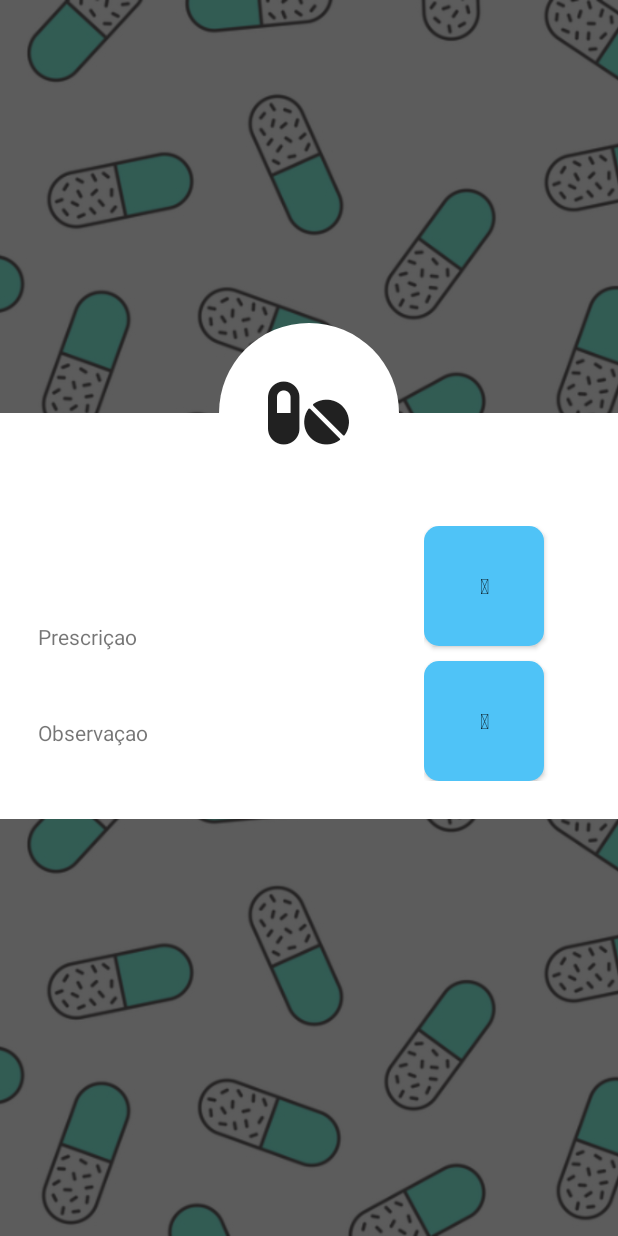
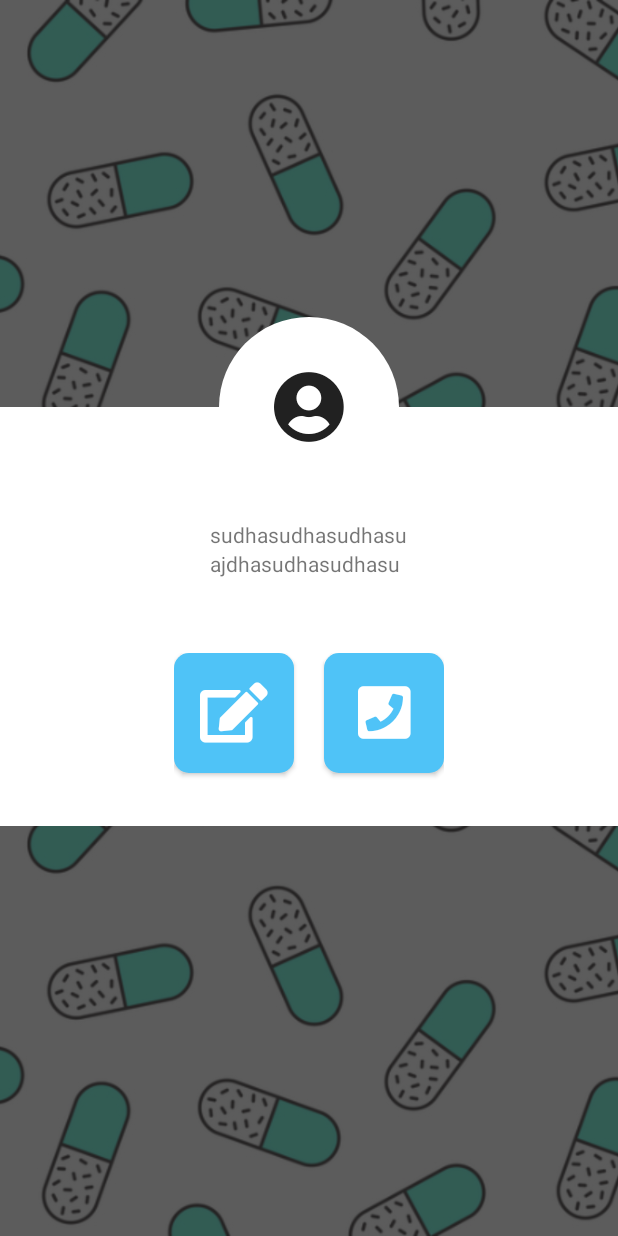
Before and after one commit to Kasama/HealthPal, an Android app: the layout contact_card.xml on its own in the app's theme, with its tools: preview values and no code run, on a phone screen of 412 x 824 dp. Run offline under Robolectric (Android 15) with nearby library versions, the phone set to English and light mode, and no system bars.

Commit message:
Contact card -> XML and Class

```diff
--- a/app/src/main/res/layout/contact_card.xml
+++ b/app/src/main/res/layout/contact_card.xml
@@ -37,84 +37,64 @@
 
             <LinearLayout
                 android:id="@+id/medicineInfo"
+                android:layout_width="match_parent"
+                android:layout_height="match_parent"
+                android:orientation="vertical"
+                android:gravity="center">
+
+                <LinearLayout
+                    android:id="@+id/contactInfo"
                     android:layout_width="wrap_content"
                     android:layout_height="wrap_content"
-                android:orientation="vertical">
+                    android:orientation="vertical"
+                    android:layout_marginBottom="50dp">
+                    <TextView
+                        android:id="@+id/contactName"
+                        android:layout_width="wrap_content"
+                        android:layout_height="wrap_content"
+                        android:text="sudhasudhasudhasu"/>
+                    <TextView
+                        android:id="@+id/contactNumber"
+                        android:layout_width="wrap_content"
+                        android:layout_height="wrap_content"
+                        android:text="ajdhasudhasudhasu"/>
+                </LinearLayout>
+
 
                 <LinearLayout
                     android:layout_width="wrap_content"
                     android:layout_height="wrap_content"
-                    android:orientation="vertical"
-                    android:layout_marginBottom="25dp">
-                    <TextView
-                        android:id="@+id/medicineName"
-                        android:layout_width="wrap_content"
-                        android:layout_height="wrap_content"/>
-                    <TextView
-                        android:id="@+id/lastDosage"
-                        android:layout_width="wrap_content"
-                        android:layout_height="wrap_content"/>
-                </LinearLayout>
-
-                <LinearLayout
-                    android:layout_width="wrap_content"
-                    android:layout_height="wrap_content"
-                    android:orientation="vertical"
-                    android:layout_marginBottom="25dp">
-                    <TextView
-                        android:layout_width="wrap_content"
-                        android:layout_height="wrap_content"
-                        android:text="@string/medicine_card_presp"/>
-                    <TextView
-                        android:id="@+id/medicinePrescription"
-                        android:layout_width="wrap_content"
-                        android:layout_height="wrap_content"/>
-                </LinearLayout>
-
-                <LinearLayout
-                    android:layout_width="wrap_content"
-                    android:layout_height="wrap_content"
-                    android:orientation="vertical">
-                    <TextView
-                        android:layout_width="wrap_content"
-                        android:layout_height="wrap_content"
-                        android:text="@string/medicine_card_obs"/>
-                    <TextView
-                        android:id="@+id/medicineObservation"
-                        android:layout_width="wrap_content"
-                        android:layout_height="wrap_content"/>
-                </LinearLayout>
-
-            </LinearLayout>
-
-            <LinearLayout
-                android:layout_width="wrap_content"
-                android:layout_height="wrap_content"
-                android:orientation="vertical"
-                app:layout_constraintRight_toRightOf="@+id/action_card">
-
+                    android:orientation="horizontal"
+                    app:layout_constraintTop_toBottomOf="@id/contactInfo">
                     <Button
                         android:id="@+id/medicineEditButton"
                         android:layout_width="80dp"
                         android:layout_height="80dp"
                         android:layout_gravity="right"
-                    android:layout_marginRight="24dp"
+                        android:layout_marginBottom="10dp"
+                        android:layout_marginRight="20dp"
                         android:background="@drawable/layout_card"
                         android:onClick="handleEdit"
+                        android:fontFamily="@font/font_awesome_solid"
                         android:text="@string/fa_edit"
-                    android:layout_marginBottom="10dp"
+                        android:textSize="40dp"
+                        android:textColor="@android:color/white"
                         />
+
 
                     <Button
                         android:id="@+id/medicineCallDoctor"
                         android:layout_width="80dp"
                         android:layout_height="80dp"
                         android:layout_gravity="right"
-                    android:layout_marginRight="24dp"
                         android:background="@drawable/layout_card"
                         android:onClick="handleCall"
-                    android:text="@string/fa_medic"
+                        android:fontFamily="@font/font_awesome_solid"
+                        android:text="@string/fa_call"
+                        android:textSize="40dp"
+                        android:textColor="@android:color/white"
                         />
+                </LinearLayout>
 
             </LinearLayout>
 
@@ -133,12 +113,14 @@
             app:layout_constraintRight_toRightOf="parent">
             <!--Modificar ícone em TEXT aqui-->
             <TextView
+                android:id="@+id/medicineIcon"
                 android:layout_width="wrap_content"
                 android:layout_height="wrap_content"
-                android:text="@string/fa_pills"
+                android:text="@string/fa_user"
                 android:textColor="@color/colorText"
                 android:textSize="48sp"
                 android:fontFamily="@font/font_awesome_solid"
+                android:onClick="handleLeaflet"
                 />
         </LinearLayout>
     </android.support.constraint.ConstraintLayout>
```
Also changed, not shown: app/src/main/java/br/usp/icmc/healthpal/healthpal/ContactViewActivity.java (+61 -1 lines), app/src/main/res/layout/medicine_card.xml (+58 -31 lines). Lines whose indentation alone changed are shown as unchanged.
